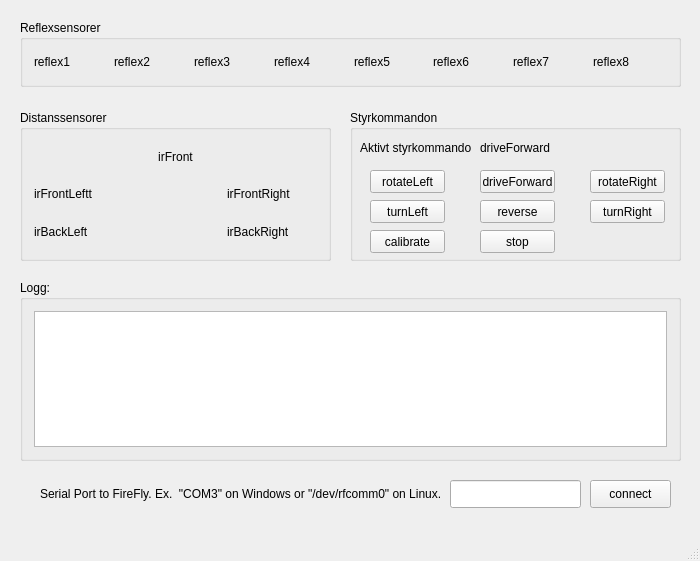
ll-KS-ll/tsea29-kmm, file PC-software/mainwindow.ui: the form before one commit.
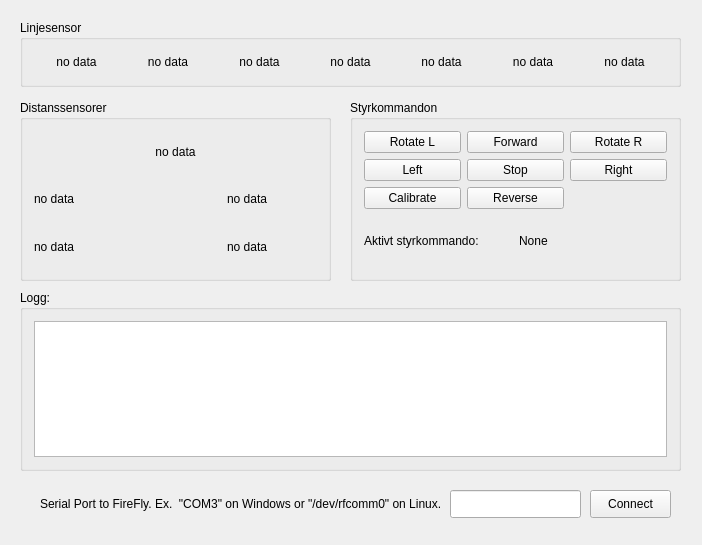
The form after the commit.

Commit message: Convert IR data to cm changed to match sty-module. Some GUI enhancement.

```diff
--- a/PC-software/mainwindow.ui
+++ b/PC-software/mainwindow.ui
@@ -6,8 +6,8 @@
    <rect>
     <x>0</x>
     <y>0</y>
-    <width>700</width>
-    <height>561</height>
+    <width>702</width>
+    <height>545</height>
    </rect>
   </property>
   <property name="windowTitle">
@@ -24,9 +24,9 @@
     <property name="geometry">
      <rect>
       <x>20</x>
-      <y>110</y>
+      <y>100</y>
       <width>311</width>
-      <height>151</height>
+      <height>181</height>
      </rect>
     </property>
     <property name="autoFillBackground">
@@ -42,7 +42,7 @@
         <enum>Qt::LeftToRight</enum>
        </property>
        <property name="text">
-        <string>irFront</string>
+        <string>no data</string>
        </property>
        <property name="alignment">
         <set>Qt::AlignCenter</set>
@@ -52,28 +52,28 @@
      <item row="1" column="0">
       <widget class="QLabel" name="irFrontLeft">
        <property name="text">
-        <string>irFrontLeftt</string>
+        <string>no data</string>
        </property>
       </widget>
      </item>
      <item row="1" column="2">
       <widget class="QLabel" name="irFrontRight">
        <property name="text">
-        <string>irFrontRight</string>
+        <string>no data</string>
        </property>
       </widget>
      </item>
      <item row="2" column="0">
       <widget class="QLabel" name="irBackLeft">
        <property name="text">
-        <string>irBackLeft</string>
+        <string>no data</string>
        </property>
       </widget>
      </item>
      <item row="2" column="2">
       <widget class="QLabel" name="irBackRight">
        <property name="text">
-        <string>irBackRight</string>
+        <string>no data</string>
        </property>
       </widget>
      </item>
@@ -83,11 +83,17 @@
     <property name="geometry">
      <rect>
       <x>350</x>
-      <y>110</y>
+      <y>100</y>
       <width>331</width>
-      <height>151</height>
+      <height>181</height>
      </rect>
     </property>
+    <property name="sizePolicy">
+     <sizepolicy hsizetype="Minimum" vsizetype="Minimum">
+      <horstretch>0</horstretch>
+      <verstretch>0</verstretch>
+     </sizepolicy>
+    </property>
     <property name="autoFillBackground">
      <bool>true</bool>
     </property>
@@ -97,136 +103,104 @@
     <property name="flat">
      <bool>false</bool>
     </property>
-    <widget class="QLabel" name="label">
-     <property name="geometry">
-      <rect>
-       <x>10</x>
-       <y>30</y>
-       <width>111</width>
-       <height>16</height>
-      </rect>
-     </property>
-     <property name="text">
-      <string>Aktivt styrkommando:</string>
-     </property>
-    </widget>
-    <widget class="QLabel" name="activeCmd">
-     <property name="geometry">
-      <rect>
-       <x>130</x>
-       <y>30</y>
-       <width>131</width>
-       <height>16</height>
-      </rect>
-     </property>
-     <property name="text">
-      <string>driveForward</string>
-     </property>
-    </widget>
-    <widget class="QPushButton" name="driveForward">
-     <property name="geometry">
-      <rect>
-       <x>130</x>
-       <y>60</y>
-       <width>75</width>
-       <height>23</height>
-      </rect>
-     </property>
-     <property name="text">
-      <string>driveForward</string>
-     </property>
-    </widget>
-    <widget class="QPushButton" name="rotateRight">
-     <property name="geometry">
-      <rect>
-       <x>240</x>
-       <y>60</y>
-       <width>75</width>
-       <height>23</height>
-      </rect>
-     </property>
-     <property name="text">
-      <string>rotateRight</string>
-     </property>
-    </widget>
-    <widget class="QPushButton" name="turnLeft">
-     <property name="geometry">
-      <rect>
-       <x>20</x>
-       <y>90</y>
-       <width>75</width>
-       <height>23</height>
-      </rect>
-     </property>
-     <property name="text">
-      <string>turnLeft</string>
-     </property>
-    </widget>
-    <widget class="QPushButton" name="reverse">
-     <property name="geometry">
-      <rect>
-       <x>130</x>
-       <y>90</y>
-       <width>75</width>
-       <height>23</height>
-      </rect>
-     </property>
-     <property name="text">
-      <string>reverse</string>
-     </property>
-    </widget>
-    <widget class="QPushButton" name="turnRight">
-     <property name="geometry">
-      <rect>
-       <x>240</x>
-       <y>90</y>
-       <width>75</width>
-       <height>23</height>
-      </rect>
-     </property>
-     <property name="text">
-      <string>turnRight</string>
-     </property>
-    </widget>
-    <widget class="QPushButton" name="rotateLeft">
-     <property name="geometry">
-      <rect>
-       <x>20</x>
-       <y>60</y>
-       <width>75</width>
-       <height>23</height>
-      </rect>
-     </property>
-     <property name="text">
-      <string>rotateLeft</string>
-     </property>
-    </widget>
-    <widget class="QPushButton" name="calibrate">
-     <property name="geometry">
-      <rect>
-       <x>20</x>
-       <y>120</y>
-       <width>75</width>
-       <height>23</height>
-      </rect>
-     </property>
-     <property name="text">
-      <string>calibrate</string>
-     </property>
-    </widget>
-    <widget class="QPushButton" name="stop">
-     <property name="geometry">
-      <rect>
-       <x>130</x>
-       <y>120</y>
-       <width>75</width>
-       <height>23</height>
-      </rect>
-     </property>
-     <property name="text">
-      <string>stop</string>
-     </property>
-    </widget>
+    <layout class="QVBoxLayout" name="verticalLayout_2">
+     <item>
+      <layout class="QGridLayout" name="CommandButtons">
+       <property name="sizeConstraint">
+        <enum>QLayout::SetMaximumSize</enum>
+       </property>
+       <item row="2" column="0">
+        <widget class="QPushButton" name="calibrate">
+         <property name="text">
+          <string>Calibrate</string>
+         </property>
+        </widget>
+       </item>
+       <item row="0" column="2">
+        <widget class="QPushButton" name="rotateRight">
+         <property name="text">
+          <string>Rotate R</string>
+         </property>
+        </widget>
+       </item>
+       <item row="0" column="1">
+        <widget class="QPushButton" name="driveForward">
+         <property name="text">
+          <string>Forward</string>
+         </property>
+        </widget>
+       </item>
+       <item row="1" column="0">
+        <widget class="QPushButton" name="turnLeft">
+         <property name="text">
+          <string>Left</string>
+         </property>
+        </widget>
+       </item>
+       <item row="1" column="2">
+        <widget class="QPushButton" name="turnRight">
+         <property name="text">
+          <string>Right</string>
+         </property>
+        </widget>
+       </item>
+       <item row="0" column="0">
+        <widget class="QPushButton" name="rotateLeft">
+         <property name="text">
+          <string>Rotate L</string>
+         </property>
+        </widget>
+       </item>
+       <item row="2" column="1">
+        <widget class="QPushButton" name="reverse">
+         <property name="text">
+          <string>Reverse</string>
+         </property>
+        </widget>
+       </item>
+       <item row="1" column="1">
+        <widget class="QPushButton" name="stop">
+         <property name="text">
+          <string>Stop</string>
+         </property>
+        </widget>
+       </item>
+      </layout>
+     </item>
+     <item>
+      <layout class="QHBoxLayout" name="ActiveCommand">
+       <property name="sizeConstraint">
+        <enum>QLayout::SetMinimumSize</enum>
+       </property>
+       <item>
+        <widget class="QLabel" name="label">
+         <property name="sizePolicy">
+          <sizepolicy hsizetype="Minimum" vsizetype="Minimum">
+           <horstretch>0</horstretch>
+           <verstretch>0</verstretch>
+          </sizepolicy>
+         </property>
+         <property name="text">
+          <string>Aktivt styrkommando:</string>
+         </property>
+        </widget>
+       </item>
+       <item>
+        <widget class="QLabel" name="activeCmd">
+         <property name="sizePolicy">
+          <sizepolicy hsizetype="Minimum" vsizetype="Minimum">
+           <horstretch>0</horstretch>
+           <verstretch>0</verstretch>
+          </sizepolicy>
+         </property>
+         <property name="text">
+          <string>None</string>
+         </property>
+        </widget>
+       </item>
+      </layout>
+     </item>
+    </layout>
    </widget>
    <widget class="QGroupBox" name="groupBox_3">
     <property name="geometry">
@@ -241,62 +215,76 @@
      <bool>true</bool>
     </property>
     <property name="title">
-     <string>Reflexsensorer</string>
+     <string>Linjesensor</string>
     </property>
     <layout class="QHBoxLayout" name="horizontalLayout">
      <item>
       <widget class="QLabel" name="reflex1">
        <property name="text">
-        <string>reflex1</string>
+        <string>no data</string>
+       </property>
+       <property name="alignment">
+        <set>Qt::AlignCenter</set>
        </property>
       </widget>
      </item>
      <item>
       <widget class="QLabel" name="reflex2">
        <property name="text">
-        <string>reflex2</string>
+        <string>no data</string>
+       </property>
+       <property name="alignment">
+        <set>Qt::AlignCenter</set>
        </property>
       </widget>
      </item>
      <item>
       <widget class="QLabel" name="reflex3">
        <property name="text">
-        <string>reflex3</string>
+        <string>no data</string>
+       </property>
+       <property name="alignment">
+        <set>Qt::AlignCenter</set>
        </property>
       </widget>
      </item>
      <item>
       <widget class="QLabel" name="reflex4">
        <property name="text">
-        <string>reflex4</string>
+        <string>no data</string>
+       </property>
+       <property name="alignment">
+        <set>Qt::AlignCenter</set>
        </property>
       </widget>
      </item>
      <item>
       <widget class="QLabel" name="reflex5">
        <property name="text">
-        <string>reflex5</string>
+        <string>no data</string>
+       </property>
+       <property name="alignment">
+        <set>Qt::AlignCenter</set>
        </property>
       </widget>
      </item>
      <item>
       <widget class="QLabel" name="reflex6">
        <property name="text">
-        <string>reflex6</string>
+        <string>no data</string>
+       </property>
+       <property name="alignment">
+        <set>Qt::AlignCenter</set>
        </property>
       </widget>
      </item>
      <item>
       <widget class="QLabel" name="reflex7">
        <property name="text">
-        <string>reflex7</string>
+        <string>no data</string>
        </property>
-      </widget>
-     </item>
-     <item>
-      <widget class="QLabel" name="reflex8">
-       <property name="text">
-        <string>reflex8</string>
+       <property name="alignment">
+        <set>Qt::AlignCenter</set>
        </property>
       </widget>
      </item>
@@ -306,7 +294,7 @@
     <property name="geometry">
      <rect>
       <x>20</x>
-      <y>280</y>
+      <y>290</y>
       <width>661</width>
       <height>181</height>
      </rect>
@@ -335,7 +323,7 @@
     <property name="geometry">
      <rect>
       <x>450</x>
-      <y>480</y>
+      <y>490</y>
       <width>131</width>
       <height>28</height>
      </rect>
@@ -345,20 +333,20 @@
     <property name="geometry">
      <rect>
       <x>590</x>
-      <y>480</y>
+      <y>490</y>
       <width>81</width>
       <height>28</height>
      </rect>
     </property>
     <property name="text">
-     <string>connect</string>
+     <string>Connect</string>
     </property>
    </widget>
    <widget class="QLabel" name="label_2">
     <property name="geometry">
      <rect>
       <x>40</x>
-      <y>480</y>
+      <y>490</y>
       <width>411</width>
       <height>28</height>
      </rect>
@@ -373,21 +361,6 @@
     </property>
    </widget>
   </widget>
-  <widget class="QMenuBar" name="menuBar">
-   <property name="geometry">
-    <rect>
-     <x>0</x>
-     <y>0</y>
-     <width>700</width>
-     <height>25</height>
-    </rect>
-   </property>
-  </widget>
-  <widget class="QStatusBar" name="statusBar">
-   <property name="acceptDrops">
-    <bool>false</bool>
-   </property>
-  </widget>
  </widget>
  <layoutdefault spacing="6" margin="11"/>
  <resources/>
```
Left out of the diff: 10 changed lines with no effect on the pictures. The commit also changes 2 other files.
